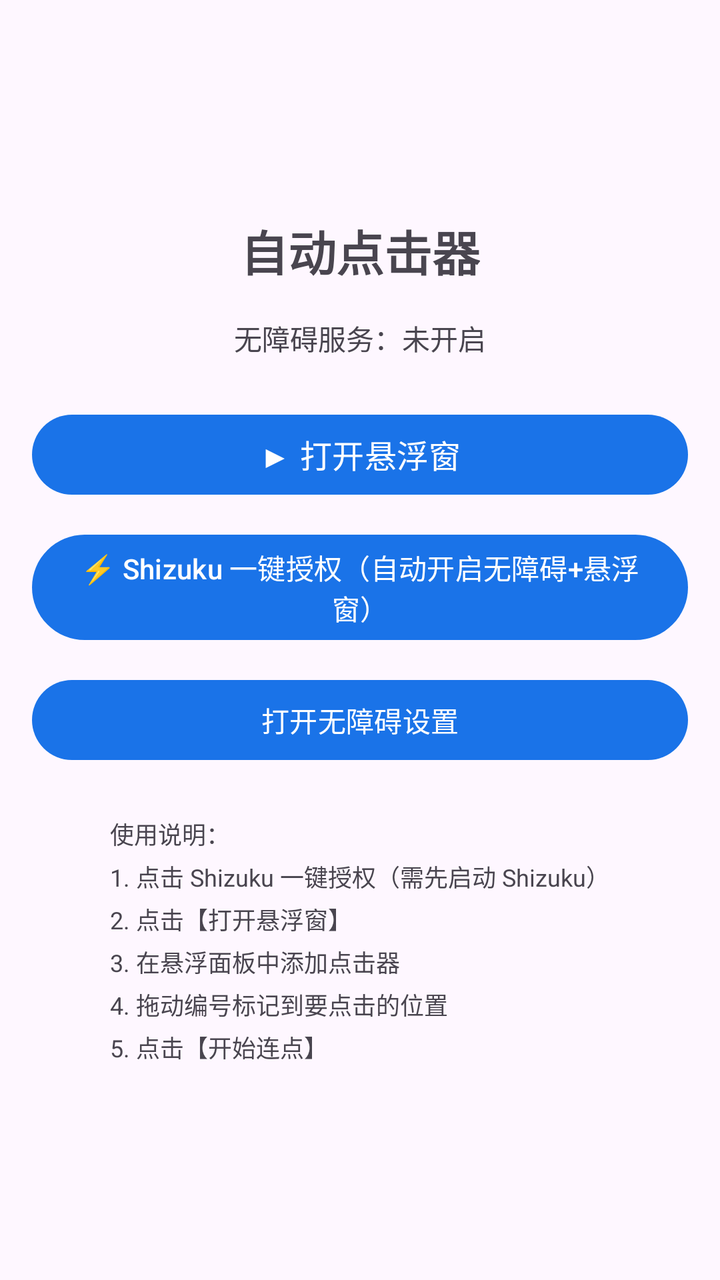
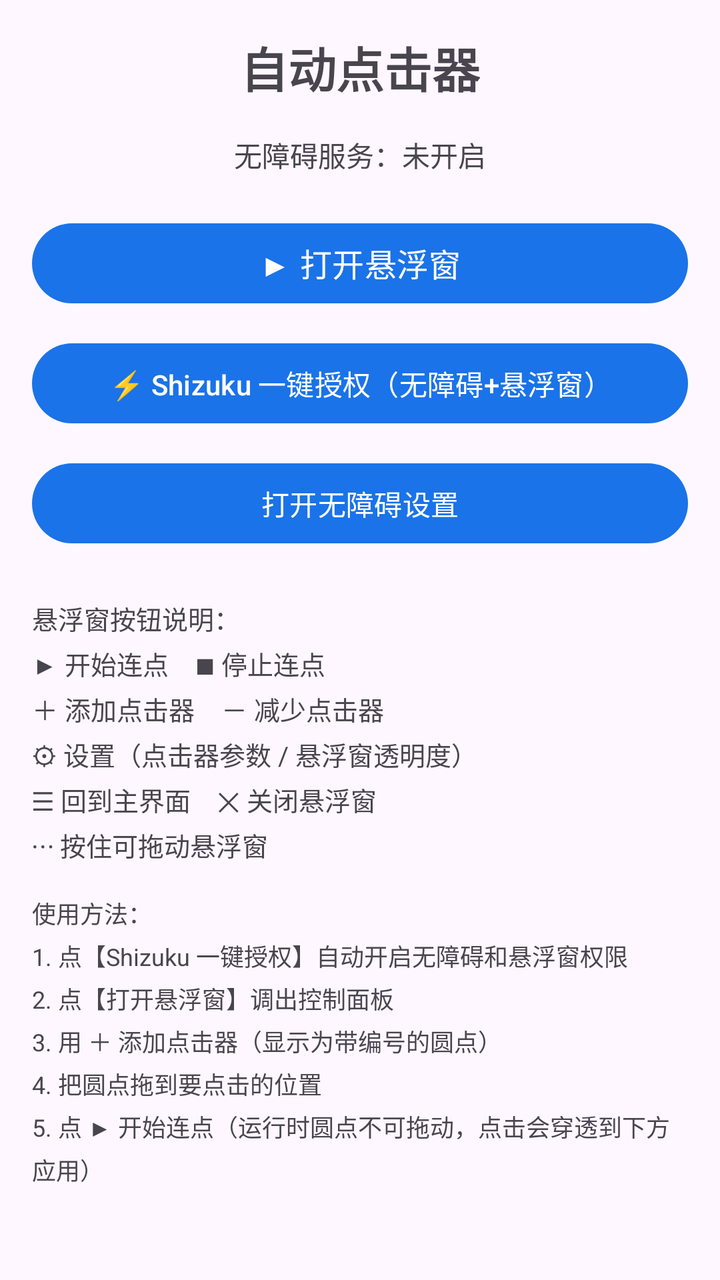

Two renders of the same Android screen: before a commit and after it. Below are the layout's source before the change and the commit's diff.
<!-- AndroidManifest.xml: application theme Theme.AutoClicker -->
<!-- res/layout/activity_main.xml -->
<?xml version="1.0" encoding="utf-8"?>
<LinearLayout xmlns:android="http://schemas.android.com/apk/res/android"
    android:layout_width="match_parent"
    android:layout_height="match_parent"
    android:orientation="vertical"
    android:fitsSystemWindows="true"
    android:padding="16dp"
    android:gravity="center">

    <TextView
        android:layout_width="wrap_content"
        android:layout_height="wrap_content"
        android:text="自动点击器"
        android:textSize="24sp"
        android:textStyle="bold"
        android:layout_marginBottom="16dp"/>

    <TextView
        android:id="@+id/status"
        android:layout_width="wrap_content"
        android:layout_height="wrap_content"
        android:text="无障碍服务：未开启"
        android:textSize="14sp"
        android:layout_marginBottom="24dp"/>

    <Button android:id="@+id/btn_run"
        android:layout_width="match_parent"
        android:layout_height="wrap_content"
        android:text="▶ 打开悬浮窗"
        android:textSize="16sp"
        android:layout_marginBottom="12dp"/>

    <Button android:id="@+id/btn_shizuku"
        android:layout_width="match_parent"
        android:layout_height="wrap_content"
        android:text="⚡ Shizuku 一键授权（自动开启无障碍+悬浮窗）"
        android:textSize="14sp"
        android:layout_marginBottom="12dp"/>

    <Button android:id="@+id/btn_open_acc"
        android:layout_width="match_parent"
        android:layout_height="wrap_content"
        android:text="打开无障碍设置"
        android:textSize="14sp"/>

    <TextView
        android:layout_width="wrap_content"
        android:layout_height="wrap_content"
        android:text="使用说明：&#10;1. 点击 Shizuku 一键授权（需先启动 Shizuku）&#10;2. 点击【打开悬浮窗】&#10;3. 在悬浮面板中添加点击器&#10;4. 拖动编号标记到要点击的位置&#10;5. 点击【开始连点】"
        android:textSize="12sp"
        android:textColor="?android:attr/textColorSecondary"
        android:layout_marginTop="24dp"
        android:lineSpacingExtra="4dp"/>

</LinearLayout>
<!-- resources referenced by this layout -->
<resources>
  <style name="Theme.AutoClicker" parent="Theme.Material3.DayNight">
          <item name="colorPrimary">@color/primary</item>
      </style>
  <color name="primary">#1a73e8</color>
</resources>

<!-- the commit's change to res/layout/activity_main.xml (unified diff, before → after) -->
@@ -1,55 +1,68 @@
 <?xml version="1.0" encoding="utf-8"?>
-<LinearLayout xmlns:android="http://schemas.android.com/apk/res/android"
+<ScrollView xmlns:android="http://schemas.android.com/apk/res/android"
     android:layout_width="match_parent"
     android:layout_height="match_parent"
-    android:orientation="vertical"
-    android:fitsSystemWindows="true"
-    android:padding="16dp"
-    android:gravity="center">
+    android:fitsSystemWindows="true">
 
-    <TextView
-        android:layout_width="wrap_content"
-        android:layout_height="wrap_content"
-        android:text="自动点击器"
-        android:textSize="24sp"
-        android:textStyle="bold"
-        android:layout_marginBottom="16dp"/>
-
-    <TextView
-        android:id="@+id/status"
-        android:layout_width="wrap_content"
-        android:layout_height="wrap_content"
-        android:text="无障碍服务：未开启"
-        android:textSize="14sp"
-        android:layout_marginBottom="24dp"/>
-
-    <Button android:id="@+id/btn_run"
+    <LinearLayout
         android:layout_width="match_parent"
         android:layout_height="wrap_content"
-        android:text="▶ 打开悬浮窗"
-        android:textSize="16sp"
-        android:layout_marginBottom="12dp"/>
+        android:orientation="vertical"
+        android:padding="16dp"
+        android:gravity="center">
 
-    <Button android:id="@+id/btn_shizuku"
-        android:layout_width="match_parent"
-        android:layout_height="wrap_content"
-        android:text="⚡ Shizuku 一键授权（自动开启无障碍+悬浮窗）"
-        android:textSize="14sp"
-        android:layout_marginBottom="12dp"/>
+        <TextView
+            android:layout_width="wrap_content"
+            android:layout_height="wrap_content"
+            android:text="自动点击器"
+            android:textSize="24sp"
+            android:textStyle="bold"
+            android:layout_marginBottom="16dp"/>
 
-    <Button android:id="@+id/btn_open_acc"
-        android:layout_width="match_parent"
-        android:layout_height="wrap_content"
-        android:text="打开无障碍设置"
-        android:textSize="14sp"/>
+        <TextView
+            android:id="@+id/status"
+            android:layout_width="wrap_content"
+            android:layout_height="wrap_content"
+            android:text="无障碍服务：未开启"
+            android:textSize="14sp"
+            android:layout_marginBottom="20dp"/>
 
-    <TextView
-        android:layout_width="wrap_content"
-        android:layout_height="wrap_content"
-        android:text="使用说明：&#10;1. 点击 Shizuku 一键授权（需先启动 Shizuku）&#10;2. 点击【打开悬浮窗】&#10;3. 在悬浮面板中添加点击器&#10;4. 拖动编号标记到要点击的位置&#10;5. 点击【开始连点】"
-        android:textSize="12sp"
-        android:textColor="?android:attr/textColorSecondary"
-        android:layout_marginTop="24dp"
-        android:lineSpacingExtra="4dp"/>
+        <Button android:id="@+id/btn_run"
+            android:layout_width="match_parent"
+            android:layout_height="wrap_content"
+            android:text="▶ 打开悬浮窗"
+            android:textSize="16sp"
+            android:layout_marginBottom="12dp"/>
 
-</LinearLayout>
+        <Button android:id="@+id/btn_shizuku"
+            android:layout_width="match_parent"
+            android:layout_height="wrap_content"
+            android:text="⚡ Shizuku 一键授权（无障碍+悬浮窗）"
+            android:textSize="14sp"
+            android:layout_marginBottom="12dp"/>
+
+        <Button android:id="@+id/btn_open_acc"
+            android:layout_width="match_parent"
+            android:layout_height="wrap_content"
+            android:text="打开无障碍设置"
+            android:textSize="14sp"/>
+
+        <TextView
+            android:layout_width="match_parent"
+            android:layout_height="wrap_content"
+            android:text="悬浮窗按钮说明：&#10;▶ 开始连点    ■ 停止连点&#10;＋ 添加点击器    － 减少点击器&#10;⚙ 设置（点击器参数 / 悬浮窗透明度）&#10;☰ 回到主界面    ✕ 关闭悬浮窗&#10;⋯ 按住可拖动悬浮窗"
+            android:textSize="13sp"
+            android:layout_marginTop="24dp"
+            android:lineSpacingExtra="4dp"/>
+
+        <TextView
+            android:layout_width="match_parent"
+            android:layout_height="wrap_content"
+            android:text="使用方法：&#10;1. 点【Shizuku 一键授权】自动开启无障碍和悬浮窗权限&#10;2. 点【打开悬浮窗】调出控制面板&#10;3. 用 ＋ 添加点击器（显示为带编号的圆点）&#10;4. 把圆点拖到要点击的位置&#10;5. 点 ▶ 开始连点（运行时圆点不可拖动，点击会穿透到下方应用）"
+            android:textSize="12sp"
+            android:textColor="?android:attr/textColorSecondary"
+            android:layout_marginTop="16dp"
+            android:lineSpacingExtra="4dp"/>
+
+    </LinearLayout>
+</ScrollView>
